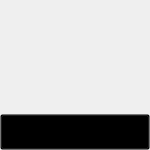
Above: VideoPlayer/mainwidget/PicWallItem.ui from huizhang556/pc-video-player before the change. Below: the same form after it.
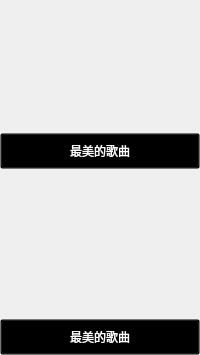
That is the form after the change.

Patch:
```diff
--- a/VideoPlayer/mainwidget/PicWallItem.ui
+++ b/VideoPlayer/mainwidget/PicWallItem.ui
@@ -6,8 +6,8 @@
    <rect>
     <x>0</x>
     <y>0</y>
-    <width>150</width>
-    <height>150</height>
+    <width>200</width>
+    <height>355</height>
    </rect>
   </property>
   <property name="minimumSize">
@@ -25,7 +25,7 @@
   <property name="windowTitle">
    <string>Form</string>
   </property>
-  <layout class="QVBoxLayout" name="verticalLayout_2">
+  <layout class="QHBoxLayout" name="horizontalLayout">
    <property name="spacing">
     <number>0</number>
    </property>
@@ -42,22 +42,71 @@
     <number>0</number>
    </property>
    <item>
+    <layout class="QVBoxLayout" name="verticalLayout_3">
+     <property name="spacing">
+      <number>0</number>
+     </property>
+     <item>
     <layout class="QVBoxLayout" name="verticalLayout">
      <item>
       <widget class="QLabel" name="label_wallitem">
        <property name="minimumSize">
         <size>
+           <width>200</width>
+           <height>133</height>
+          </size>
+         </property>
+         <property name="text">
+          <string/>
+         </property>
+        </widget>
+       </item>
+       <item>
+        <widget class="QPushButton" name="pushButton_wall_title1">
+         <property name="minimumSize">
+          <size>
          <width>0</width>
-         <height>120</height>
-        </size>
-       </property>
+           <height>36</height>
+          </size>
+         </property>
+         <property name="styleSheet">
+          <string notr="true">QPushButton
+{
+background-color:transparent;
+color:white;
+font-size:12px;
+}
+QPushButton:hover
+{
+color:#00aabf;
+font-size:14px;
+}
+</string>
+         </property>
        <property name="text">
+          <string>最美的歌曲</string>
+         </property>
+        </widget>
+       </item>
+      </layout>
+     </item>
+     <item>
+      <layout class="QVBoxLayout" name="verticalLayout_2">
+       <item>
+        <widget class="QLabel" name="label_wallitem2">
+         <property name="minimumSize">
+          <size>
+           <width>0</width>
+           <height>180</height>
+          </size>
+         </property>
+         <property name="text">
         <string/>
        </property>
       </widget>
      </item>
      <item>
-      <widget class="QPushButton" name="pushButton_wall_title">
+        <widget class="QPushButton" name="pushButton_wall_title2">
        <property name="minimumSize">
         <size>
          <width>0</width>
@@ -68,13 +117,22 @@
         <string notr="true">QPushButton
 {
 background-color:transparent;
-color::#ffffff;
-}</string>
+color:white;
+font-size:12px;
+}
+QPushButton:hover
+{
+color:#00aabf;
+font-size:14px;
+}
+</string>
        </property>
        <property name="text">
         <string>最美的歌曲</string>
        </property>
       </widget>
+       </item>
+      </layout>
      </item>
     </layout>
    </item>
```
Left out of the diff: 2 changed lines with no effect on the pictures. Lines whose indentation alone changed are shown as unchanged.
